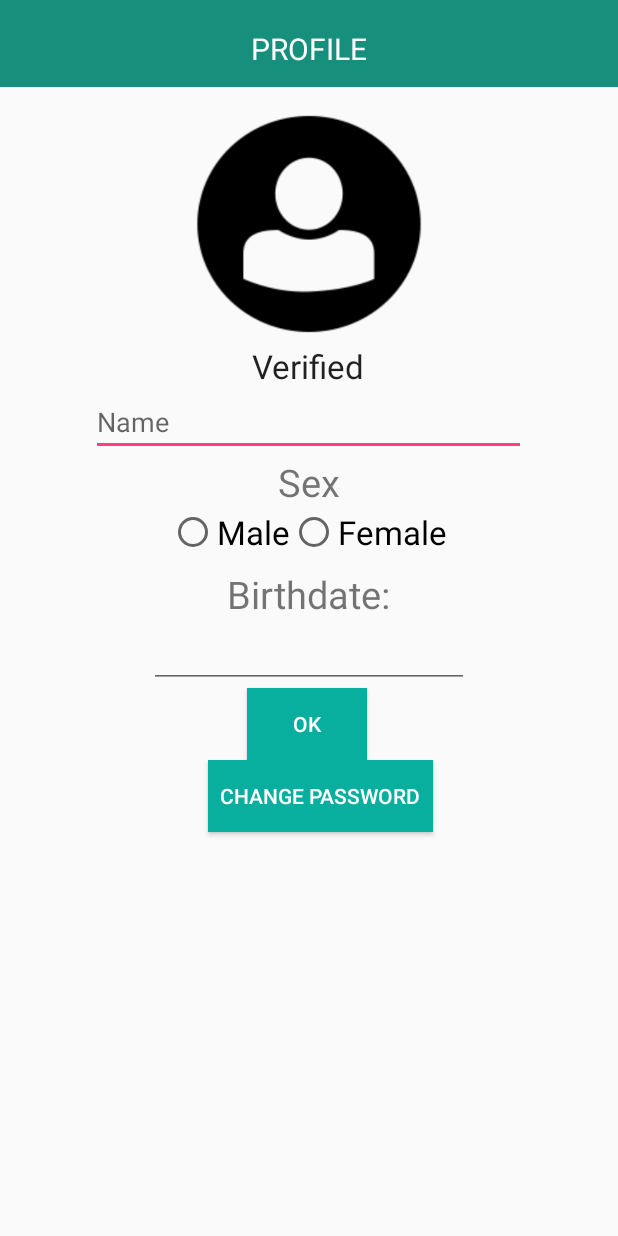
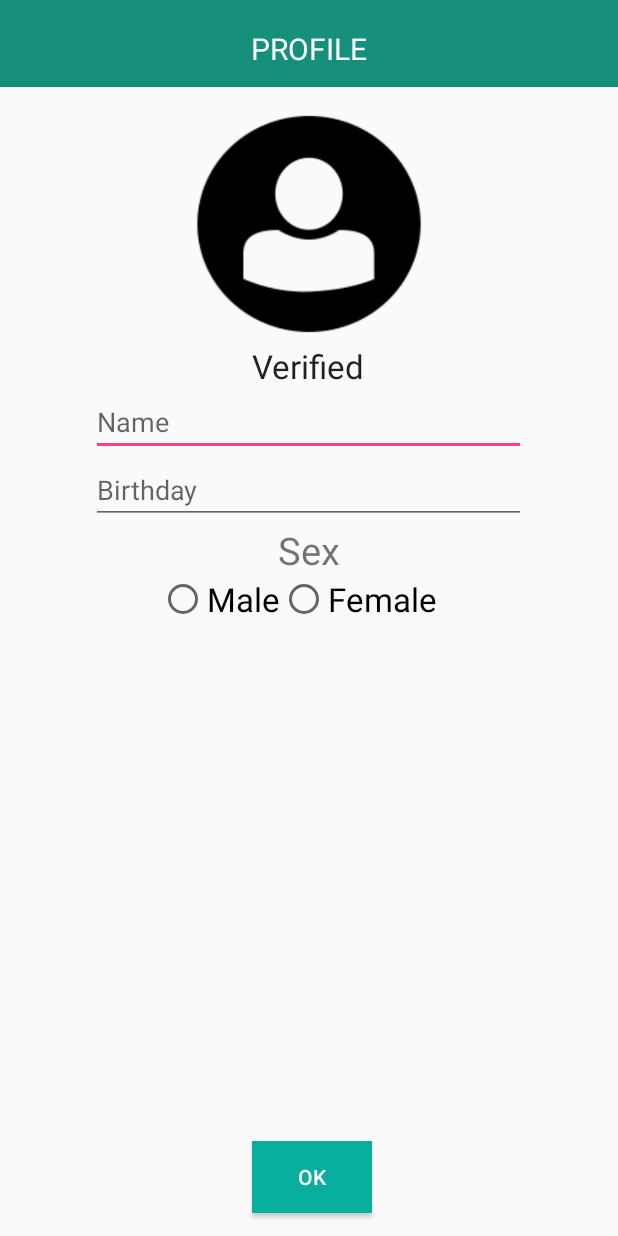
Before and after one commit to marlnegre/hypnosture, an Android app: the layout activity_user_profile.xml on its own in the app's theme, with its tools: preview values and no code run, on a phone screen of 412 x 824 dp. Run offline under Robolectric (Android 15) with nearby library versions, the phone set to English and light mode, and no system bars.

Commit message:
Added new profile activity and xml

```diff
--- a/app/src/main/res/layout/activity_edit_profile.xml
+++ b/app/src/main/res/layout/activity_user_profile.xml
@@ -1,10 +1,9 @@
 <?xml version="1.0" encoding="utf-8"?>
 <android.support.constraint.ConstraintLayout xmlns:android="http://schemas.android.com/apk/res/android"
-    xmlns:app="http://schemas.android.com/apk/res-auto"
     xmlns:tools="http://schemas.android.com/tools"
     android:layout_width="match_parent"
     android:layout_height="match_parent"
-    tools:context="com.google.hangouts.hypnosture.EditProfileActivity">
+    tools:context="com.google.hangouts.hypnosture.UserProfileActivity">
 
     <RelativeLayout
         android:layout_width="match_parent"
@@ -67,37 +66,14 @@
             tools:layout_editor_absoluteX="47dp"
             tools:layout_editor_absoluteY="267dp" />
 
-
-        <TextView
-            android:id="@+id/sex"
-            android:layout_width="wrap_content"
+        <EditText
+            android:id="@+id/birthday"
+            android:layout_width="290dp"
             android:layout_height="wrap_content"
             android:layout_below="@+id/name"
             android:layout_centerHorizontal="true"
-            android:text="@string/profilesex"
-            android:textSize="25sp"
-            tools:layout_editor_absoluteX="79dp"
-            tools:layout_editor_absoluteY="390dp" />
-
-
-        <TextView
-            android:id="@+id/birthdate"
-            android:layout_width="wrap_content"
-            android:layout_height="wrap_content"
-            android:layout_below="@+id/rg"
-            android:layout_centerHorizontal="true"
-            android:text="@string/profilebdate"
-            android:textSize="25sp"
-            tools:layout_editor_absoluteX="162dp"
-            tools:layout_editor_absoluteY="447dp" />
-
-        <EditText
-            android:id="@+id/birthday"
-            android:layout_width="wrap_content"
-            android:layout_height="wrap_content"
-            android:layout_below="@+id/birthdate"
-            android:layout_centerHorizontal="true"
             android:ems="10"
+            android:hint="Birthday"
             android:inputType="date"
             tools:layout_editor_absoluteX="98dp"
             tools:layout_editor_absoluteY="483dp" />
@@ -106,20 +82,42 @@
             android:id="@+id/okbutton"
             android:layout_width="80dp"
             android:layout_height="wrap_content"
-            android:layout_alignEnd="@+id/profile"
-            android:layout_alignRight="@+id/profile"
-            android:layout_below="@+id/birthday"
+            android:layout_alignLeft="@+id/displayVerification"
+            android:layout_alignParentBottom="true"
+            android:layout_alignStart="@+id/displayVerification"
+            android:layout_marginBottom="15dp"
             android:background="@color/ButtonColor"
             android:text="@string/profilebtn"
             android:textColor="@color/LoginEdittextColor" />
+
+        <TextView
+            android:id="@+id/displayVerification"
+            android:layout_width="wrap_content"
+            android:layout_height="wrap_content"
+            android:layout_below="@+id/profileImage"
+            android:layout_centerHorizontal="true"
+            android:text="Verified"
+            android:textAppearance="@style/Base.TextAppearance.AppCompat.Large" />
+
+
+        <TextView
+            android:id="@+id/sex"
+            android:layout_width="wrap_content"
+            android:layout_height="wrap_content"
+            android:layout_below="@+id/birthday"
+            android:layout_centerHorizontal="true"
+            android:text="@string/profilesex"
+            android:textSize="25sp"
+            tools:layout_editor_absoluteX="79dp"
+            tools:layout_editor_absoluteY="390dp" />
 
         <RadioGroup
             android:id="@+id/rg"
             android:layout_width="200sp"
             android:layout_height="40sp"
-            android:layout_alignEnd="@+id/birthday"
-            android:layout_alignRight="@+id/birthday"
-            android:layout_below="@+id/sex"
+            android:layout_below="@+id/birthday"
+            android:layout_centerHorizontal="true"
+            android:layout_marginTop="34dp"
             android:orientation="horizontal">
 
             <RadioButton
@@ -148,28 +146,6 @@
 
         </RadioGroup>
 
-        <TextView
-            android:id="@+id/displayVerification"
-            android:layout_width="wrap_content"
-            android:layout_height="wrap_content"
-            android:layout_below="@+id/profileImage"
-            android:layout_centerHorizontal="true"
-            android:text="Verified"
-            android:textAppearance="@style/Base.TextAppearance.AppCompat.Large" />
-
-
-        <Button
-            android:id="@+id/changebutton"
-            android:layout_width="150dp"
-            android:layout_height="wrap_content"
-            android:layout_alignEnd="@+id/profileImage"
-            android:layout_alignRight="@+id/profileImage"
-            android:layout_below="@+id/okbutton"
-            android:background="@color/ButtonColor"
-            android:text="@string/changepass"
-            android:textColor="@color/LoginEdittextColor"
-            tools:layout_editor_absoluteX="117dp"
-            tools:layout_editor_absoluteY="512dp" />
 
     </RelativeLayout>
 
```
Also changed, not shown: app/src/main/java/com/google/hangouts/hypnosture/EditProfileActivity.java (deleted, +0 -281 lines), app/src/main/java/com/google/hangouts/hypnosture/UserProfileActivity.java (added, +253 -0 lines).
